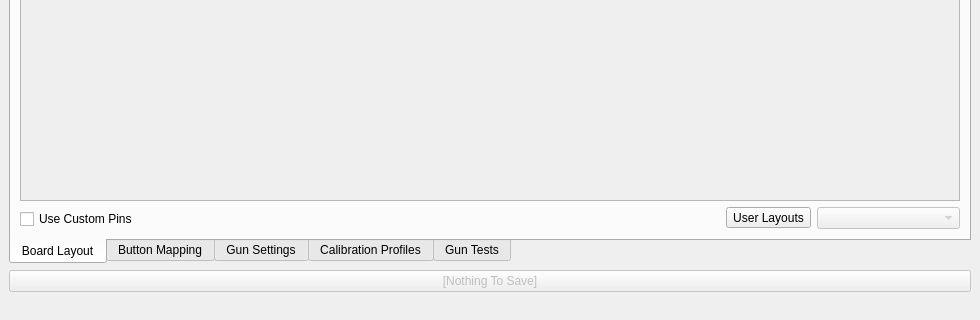
The window that src/appmainwindow.ui (TeamOpenFIRE/OpenFIRE-App) describes before a commit, drawn with Qt 5; both pictures show x 0 to 980 and y 510 to 830 of the 980 by 830 pixel window.
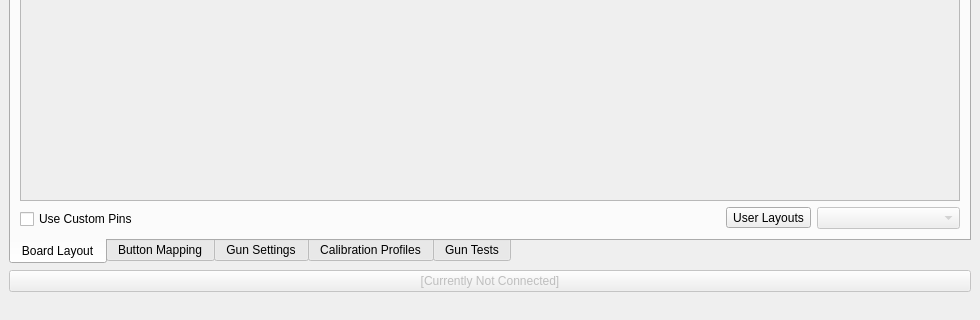
The same window after the commit. Icons and pictures are not drawn.

Commit message: Use  instead of the  fields for icons, since it's Qt5 compatible

Diff of the .ui file:
```diff
--- a/src/appmainwindow.ui
+++ b/src/appmainwindow.ui
@@ -2349,7 +2349,7 @@
        <bool>false</bool>
       </property>
       <property name="text">
-       <string>[Nothing To Save]</string>
+       <string>[Currently Not Connected]</string>
       </property>
      </widget>
     </item>
```
Left out of the diff: 21 changed lines with no effect on the pictures. The commit also changes 1 other file.
